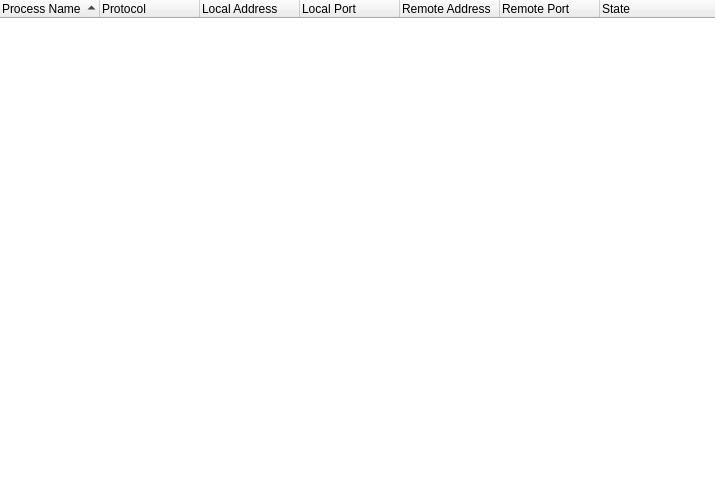
Above: source/client/ui/sys_info_widget_connections.ui from dchapyshev/aspia before the change. Below: the same form after it.
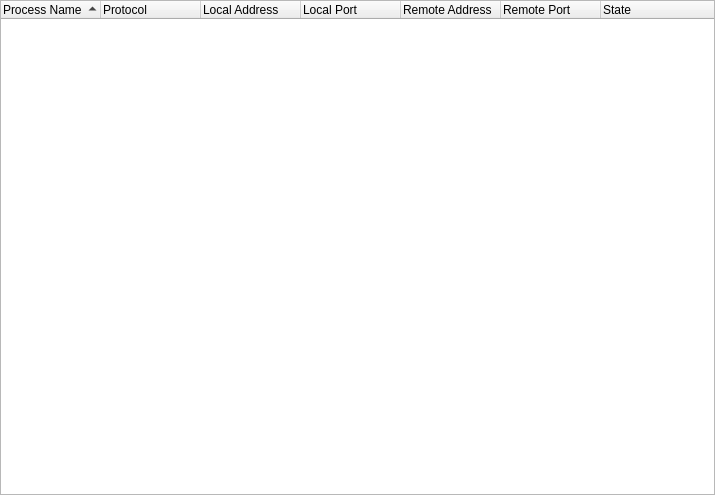
That is the form after the change.

Patch:
```diff
--- a/source/client/ui/sys_info_widget_connections.ui
+++ b/source/client/ui/sys_info_widget_connections.ui
@@ -31,9 +31,6 @@
      <property name="contextMenuPolicy">
       <enum>Qt::CustomContextMenu</enum>
      </property>
-     <property name="frameShape">
-      <enum>QFrame::NoFrame</enum>
-     </property>
      <property name="showDropIndicator" stdset="0">
       <bool>false</bool>
      </property>
```
